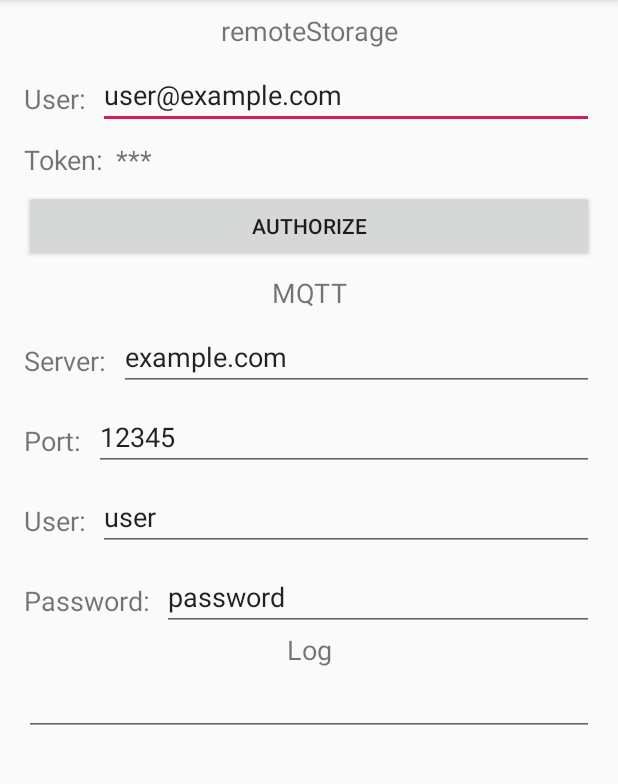
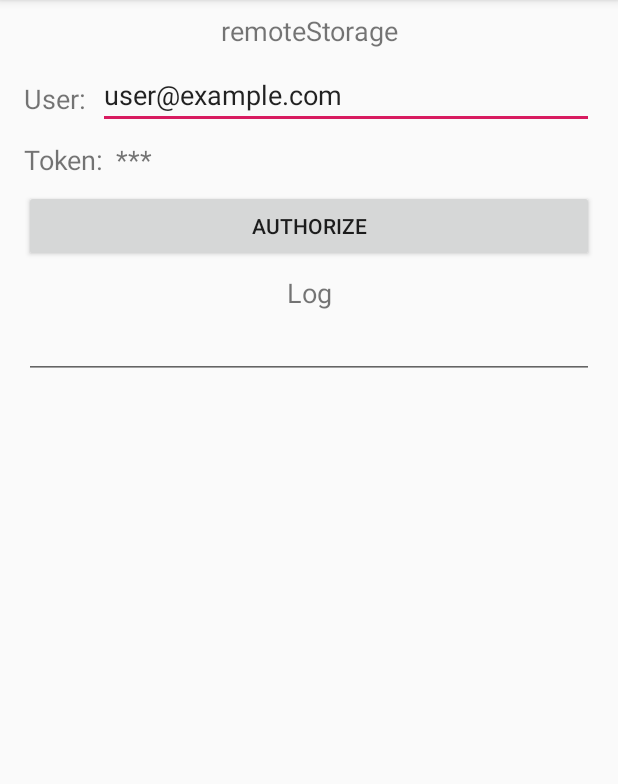
Before and after one commit to clnhlzmn/rssync, an Android app: the screen it shows after launch (MainActivity), on a phone screen of 412 x 824 dp, the part 84-868 px from its top. Run offline under Robolectric (Android 15) with nearby library versions, the phone set to English and light mode, and no system bars.

Commit message:
removed mqtt

```diff
--- a/app/build.gradle
+++ b/app/build.gradle
@@ -33,8 +33,8 @@ android {
 dependencies {
     implementation fileTree(dir: 'libs', include: ['*.jar'])
     implementation "org.jetbrains.kotlin:kotlin-stdlib-jdk7:$kotlin_version"
-    implementation 'org.eclipse.paho:org.eclipse.paho.client.mqttv3:1.2.1'
-    implementation 'org.eclipse.paho:org.eclipse.paho.android.service:1.1.1'
+//    implementation 'org.eclipse.paho:org.eclipse.paho.client.mqttv3:1.2.1'
+//    implementation 'org.eclipse.paho:org.eclipse.paho.android.service:1.1.1'
     implementation 'com.android.support:appcompat-v7:28.0.0'
     implementation 'com.android.support.constraint:constraint-layout:1.1.3'
     implementation 'com.android.support:support-v4:28.0.0'
--- a/app/src/main/java/xyz/colinholzman/rssync/MainActivity.kt
+++ b/app/src/main/java/xyz/colinholzman/rssync/MainActivity.kt
@@ -48,11 +48,11 @@ class MainActivity : AppCompatActivity() {
         super.onCreate(savedInstanceState)
         setContentView(R.layout.activity_main)
 
-        val intent =
-            Intent(Settings.ACTION_REQUEST_IGNORE_BATTERY_OPTIMIZATIONS)
-                .setData(Uri.parse("package:" + packageName))
-
-        startActivity(intent)
+//        val intent =
+//            Intent(Settings.ACTION_REQUEST_IGNORE_BATTERY_OPTIMIZATIONS)
+//                .setData(Uri.parse("package:" + packageName))
+//
+//        startActivity(intent)
 
         val prefs = getSharedPreferences("rssync", Context.MODE_PRIVATE)
         if (!prefs.contains("client_id")) {
@@ -70,29 +70,29 @@ class MainActivity : AppCompatActivity() {
         val rsTokenField = findViewById<TextView>(R.id.textViewRsToken)
         rsTokenField.text = prefs.getString("token", "***")
 
-        val mqttServerField = findViewById<EditText>(R.id.editTextMqttServer)
-        mqttServerField.setText(prefs.getString("mqtt_server", "example.com"))
-        mqttServerField.addTextChangedListener(AfterTextChangedListener{
-            updatePrefs("mqtt_server", it)
-        })
-
-        val mqttPortField = findViewById<EditText>(R.id.editTextMqttPort)
-        mqttPortField.setText(prefs.getString("mqtt_port", "12345"))
-        mqttPortField.addTextChangedListener(AfterTextChangedListener{
-            updatePrefs("mqtt_port", it)
-        })
-
-        val mqttUserField = findViewById<EditText>(R.id.editTextMqttUser)
-        mqttUserField.setText(prefs.getString("mqtt_user", "user"))
-        mqttUserField.addTextChangedListener(AfterTextChangedListener{
-            updatePrefs("mqtt_user", it)
-        })
-
-        val mqttPasswordField = findViewById<EditText>(R.id.editTextMqttPassword)
-        mqttPasswordField.setText(prefs.getString("mqtt_password", "password"))
-        mqttPasswordField.addTextChangedListener(AfterTextChangedListener{
-            updatePrefs("mqtt_password", it)
-        })
+//        val mqttServerField = findViewById<EditText>(R.id.editTextMqttServer)
+//        mqttServerField.setText(prefs.getString("mqtt_server", "example.com"))
+//        mqttServerField.addTextChangedListener(AfterTextChangedListener{
+//            updatePrefs("mqtt_server", it)
+//        })
+//
+//        val mqttPortField = findViewById<EditText>(R.id.editTextMqttPort)
+//        mqttPortField.setText(prefs.getString("mqtt_port", "12345"))
+//        mqttPortField.addTextChangedListener(AfterTextChangedListener{
+//            updatePrefs("mqtt_port", it)
+//        })
+//
+//        val mqttUserField = findViewById<EditText>(R.id.editTextMqttUser)
+//        mqttUserField.setText(prefs.getString("mqtt_user", "user"))
+//        mqttUserField.addTextChangedListener(AfterTextChangedListener{
+//            updatePrefs("mqtt_user", it)
+//        })
+//
+//        val mqttPasswordField = findViewById<EditText>(R.id.editTextMqttPassword)
+//        mqttPasswordField.setText(prefs.getString("mqtt_password", "password"))
+//        mqttPasswordField.addTextChangedListener(AfterTextChangedListener{
+//            updatePrefs("mqtt_password", it)
+//        })
 
         val authorizeButton = findViewById<Button>(R.id.buttonAuthorize)
         authorizeButton?.setOnClickListener {
--- a/app/src/main/res/layout/activity_main.xml
+++ b/app/src/main/res/layout/activity_main.xml
@@ -2,26 +2,16 @@
 
 
 <ScrollView
-        android:layout_width="match_parent"
+        xmlns:app="http://schemas.android.com/apk/res-auto" android:layout_width="match_parent"
         android:layout_height="match_parent" tools:layout_editor_absoluteY="181dp" tools:layout_editor_absoluteX="108dp"
          xmlns:tools="http://schemas.android.com/tools"
         xmlns:android="http://schemas.android.com/apk/res/android">
 
     <android.support.constraint.ConstraintLayout
-            xmlns:app="http://schemas.android.com/apk/res-auto"
             android:layout_width="match_parent"
             android:layout_height="wrap_content"
             tools:context=".MainActivity" android:id="@+id/constraintLayoutTop">
 
-        <TextView
-                android:text="MQTT"
-                android:layout_width="wrap_content"
-                android:layout_height="wrap_content"
-                android:id="@+id/textView6"
-                app:layout_constraintStart_toStartOf="parent" android:layout_marginStart="16dp"
-                app:layout_constraintEnd_toEndOf="parent" android:layout_marginEnd="16dp"
-                app:layout_constraintTop_toBottomOf="@+id/buttonAuthorize" android:layout_marginTop="8dp"
-                android:textSize="18sp"/>
         <Button
                 android:text="Authorize"
                 android:layout_width="0dp"
@@ -43,46 +33,6 @@
                 android:layout_marginEnd="16dp" app:layout_constraintEnd_toEndOf="parent"
                 app:layout_constraintHorizontal_bias="0.0" app:layout_constraintStart_toEndOf="@+id/textView"
                 app:layout_constraintTop_toBottomOf="@+id/textView5"/>
-        <EditText
-                android:layout_width="0dp"
-                android:layout_height="wrap_content"
-                android:inputType="textPersonName"
-                android:text="example.com"
-                android:ems="10"
-                android:id="@+id/editTextMqttServer"
-                android:layout_marginEnd="16dp" app:layout_constraintEnd_toEndOf="parent"
-                app:layout_constraintTop_toBottomOf="@+id/textView6" android:layout_marginTop="8dp"
-                app:layout_constraintStart_toEndOf="@+id/textView7" android:layout_marginStart="8dp"/>
-        <EditText
-                android:layout_width="0dp"
-                android:layout_height="wrap_content"
-                android:inputType="textPersonName"
-                android:text="12345"
-                android:ems="10"
-                android:id="@+id/editTextMqttPort"
-                android:layout_marginEnd="16dp" app:layout_constraintEnd_toEndOf="parent"
-                app:layout_constraintTop_toBottomOf="@+id/editTextMqttServer" android:layout_marginTop="8dp"
-                app:layout_constraintStart_toEndOf="@+id/textView8" android:layout_marginStart="8dp"/>
-        <EditText
-                android:layout_width="0dp"
-                android:layout_height="wrap_content"
-                android:inputType="textPersonName"
-                android:text="user"
-                android:ems="10"
-                android:id="@+id/editTextMqttUser"
-                android:layout_marginEnd="16dp" app:layout_constraintEnd_toEndOf="parent"
-                app:layout_constraintTop_toBottomOf="@+id/editTextMqttPort" android:layout_marginTop="8dp"
-                app:layout_constraintStart_toEndOf="@+id/textView9" android:layout_marginStart="8dp"/>
-        <EditText
-                android:layout_width="0dp"
-                android:layout_height="wrap_content"
-                android:inputType="textPersonName"
-                android:text="password"
-                android:ems="10"
-                android:id="@+id/editTextMqttPassword"
-                android:layout_marginEnd="16dp" app:layout_constraintEnd_toEndOf="parent"
-                app:layout_constraintTop_toBottomOf="@+id/editTextMqttUser" android:layout_marginTop="8dp"
-                app:layout_constraintStart_toEndOf="@+id/textView10" android:layout_marginStart="8dp"/>
         <TextView
                 android:text="User:"
                 android:layout_width="wrap_content"
@@ -91,40 +41,6 @@
                 android:textSize="18sp" android:layout_marginBottom="8dp"
                 app:layout_constraintBottom_toBottomOf="@+id/editTextRsUser"
                 app:layout_constraintStart_toStartOf="parent" android:layout_marginStart="16dp"/>
-        <TextView
-                android:text="Server:"
-                android:layout_width="wrap_content"
-                android:layout_height="wrap_content"
-                android:id="@+id/textView7"
-                android:textSize="18sp"
-                app:layout_constraintStart_toStartOf="parent" android:layout_marginStart="16dp"
-                android:layout_marginBottom="8dp" app:layout_constraintBottom_toBottomOf="@+id/editTextMqttServer"/>
-        <TextView
-                android:text="Port:"
-                android:layout_width="wrap_content"
-                android:layout_height="wrap_content"
-                android:id="@+id/textView8"
-                android:textSize="18sp"
-                app:layout_constraintStart_toStartOf="parent" android:layout_marginStart="16dp"
-                android:layout_marginBottom="8dp" app:layout_constraintBottom_toBottomOf="@+id/editTextMqttPort"/>
-        <TextView
-                android:text="User:"
-                android:layout_width="wrap_content"
-                android:layout_height="wrap_content"
-                android:id="@+id/textView9"
-                android:textSize="18sp"
-                app:layout_constraintStart_toStartOf="parent" android:layout_marginStart="16dp"
-                android:layout_marginBottom="8dp" app:layout_constraintBottom_toBottomOf="@+id/editTextMqttUser"
-        />
-        <TextView
-                android:text="Password:"
-                android:layout_width="wrap_content"
-                android:layout_height="wrap_content"
-                android:id="@+id/textView10"
-                android:textSize="18sp"
-                app:layout_constraintStart_toStartOf="parent" android:layout_marginStart="16dp"
-                android:layout_marginBottom="8dp" app:layout_constraintBottom_toBottomOf="@+id/editTextMqttPassword"
-        />
         <TextView
                 android:text="token"
                 android:layout_width="wrap_content"
@@ -167,7 +83,8 @@
                 android:layout_height="wrap_content"
                 android:id="@+id/textView2" app:layout_constraintEnd_toEndOf="parent" android:layout_marginEnd="8dp"
                 app:layout_constraintStart_toStartOf="parent" android:layout_marginStart="8dp"
-                app:layout_constraintTop_toBottomOf="@+id/editTextMqttPassword" android:textSize="18sp"/>
+                android:textSize="18sp" android:layout_marginTop="8dp"
+                app:layout_constraintTop_toBottomOf="@+id/buttonAuthorize"/>
     </android.support.constraint.ConstraintLayout>
 
 
```
Also changed, not shown: app/src/main/AndroidManifest.xml (+4 -4 lines), app/src/main/java/xyz/colinholzman/rssync/Clipboard.kt (deleted, +0 -27 lines), app/src/main/java/xyz/colinholzman/rssync/ForegroundService.kt (+22 -36 lines), app/src/main/java/xyz/colinholzman/rssync/MQTT.kt (deleted, +0 -77 lines), app/src/main/java/xyz/colinholzman/rssync/RsSync.kt (+36 -24 lines).
